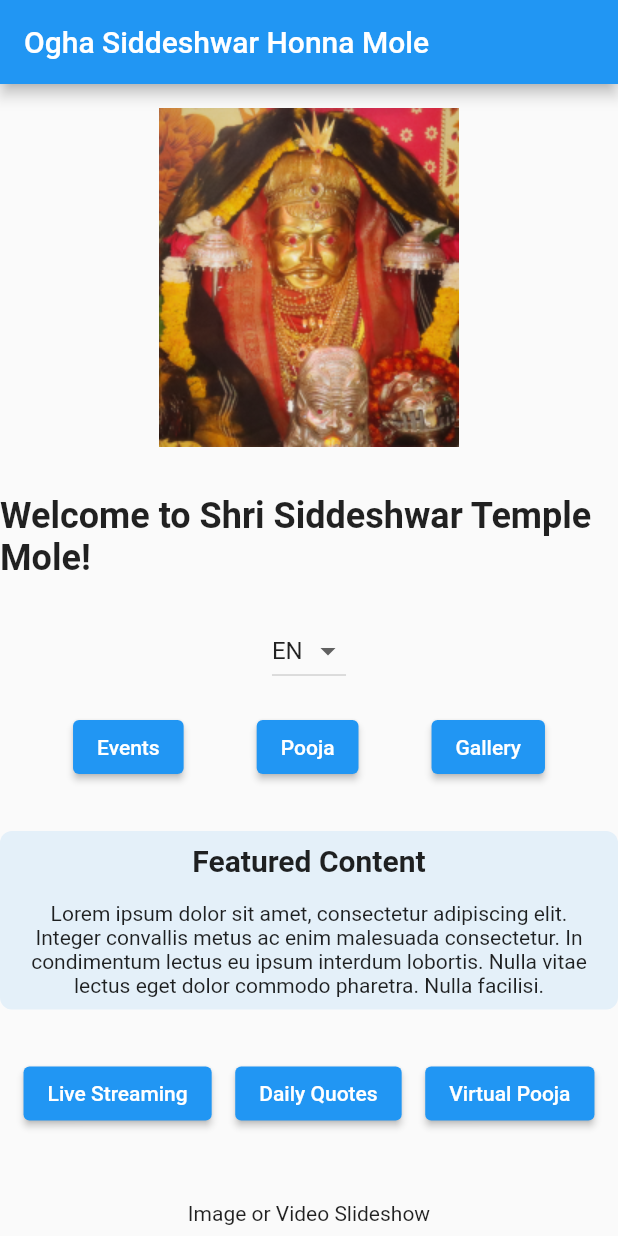
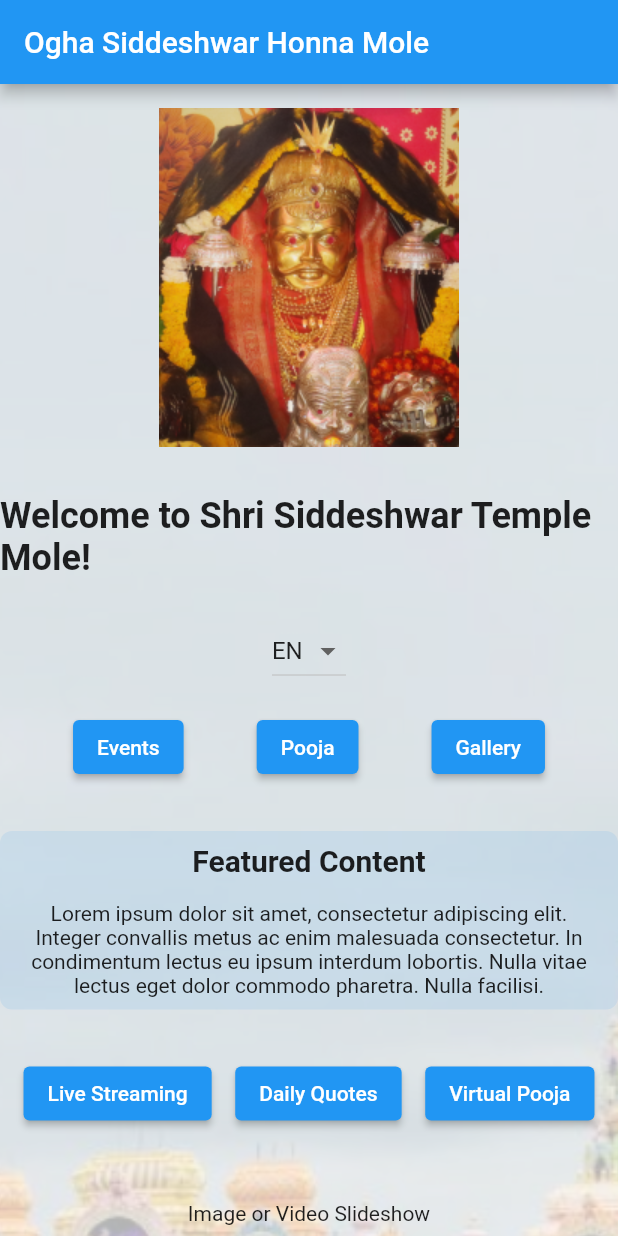
Before and after one commit to oghasiddaru/honnamole, a Flutter app: the screen it shows after launch, on a phone screen of 412 x 824 dp. Run offline on Flutter 3.47's test engine with Material 2 defaults, Android fonts, the phone set to English and light mode, and no system bars; our stand-ins replace cached_network_image; generated files the repository leaves out were written again.

Commit message:
This update has first version of app

```diff
--- a/lib/main.dart
+++ b/lib/main.dart
@@ -50,16 +50,24 @@ class _HomePageState extends State<HomePage> {
       appBar: AppBar(
         title: Text('Ogha Siddeshwar Honna Mole'),
       ),
-      body: LayoutBuilder(
-        builder: (BuildContext context, BoxConstraints constraints) {
-          return SingleChildScrollView(
-            child: ConstrainedBox(
-              constraints: BoxConstraints(minHeight: constraints.maxHeight),
+      body: SingleChildScrollView(
+        child: Container(
+          decoration: BoxDecoration(
+            image: DecorationImage(
+              image: AssetImage('assets/background_image.png'),
+              fit: BoxFit.cover,
+              colorFilter: ColorFilter.mode(
+                Colors.white.withOpacity(0.7), // Increase the opacity here (0.5 for 50% opacity)
+                BlendMode.lighten, // Adjust the blend mode as per your preference
+                //BlendMode.
+              ),
+            ),
+          ),
           child: Column(
             crossAxisAlignment: CrossAxisAlignment.center,
             children: [
               // Logo and App Name
-                  Container(
+              Padding(
                 padding: EdgeInsets.all(16),
                 child: Image.asset('assets/logo.png'),
               ),
@@ -74,8 +82,7 @@ class _HomePageState extends State<HomePage> {
               DropdownButton<String>(
                 value: _selectedLanguage,
                 onChanged: (value) => _changeLanguage(value!),
-                    items: _languages
-                        .map<DropdownMenuItem<String>>((String language) {
+                items: _languages.map((String language) {
                   return DropdownMenuItem<String>(
                     value: language,
                     child: Text(language),
@@ -174,13 +181,13 @@ class _HomePageState extends State<HomePage> {
               ),
               SizedBox(height: 32),
               // Image or Video Slideshow
-                  Container(
+              Padding(
                 padding: EdgeInsets.all(16),
                 child: Text('Image or Video Slideshow'),
               ),
               SizedBox(height: 32),
               // Search Functionality
-                  Container(
+              Padding(
                 padding: EdgeInsets.all(16),
                 child: Text('Search Functionality'),
               ),
@@ -260,8 +267,6 @@ class _HomePageState extends State<HomePage> {
             ],
           ),
         ),
-          );
-        },
       ),
     );
   }
--- a/pubspec.yaml
+++ b/pubspec.yaml
@@ -33,6 +33,7 @@ dependencies:
   flutter:
     sdk: flutter
   provider: ^5.0.0
+
 
 
   # The following adds the Cupertino Icons font to your application.
```
Also changed, not shown: lib/l10n.dart (added, +51 -0 lines), pubspec.lock. Lines whose indentation alone changed are shown as unchanged.
